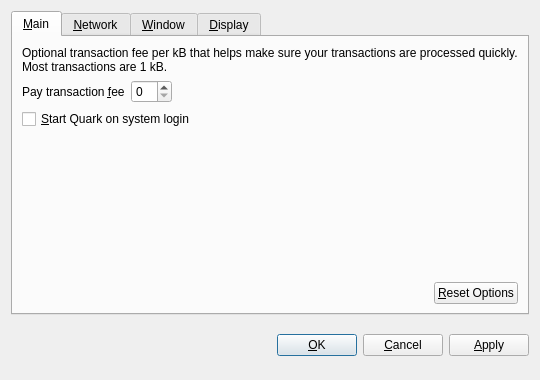
Old version of the form src/qt/forms/optionsdialog.ui in the repository BlueCoin/DiffCoin.
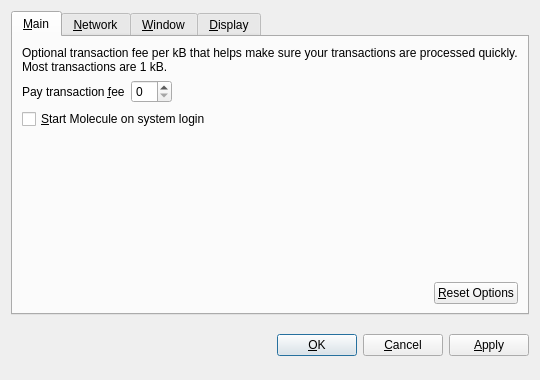
New version of the form. The open tabs and pages were chosen to show the change. Custom widgets are drawn as their Qt base class.

The edit to the form file:
```diff
--- a/src/qt/forms/optionsdialog.ui
+++ b/src/qt/forms/optionsdialog.ui
@@ -82,7 +82,7 @@
           <string>Automatically start Quark after logging in to the system.</string>
          </property>
          <property name="text">
-          <string>&amp;Start Quark on system login</string>
+          <string>&amp;Start Molecule on system login</string>
          </property>
         </widget>
        </item>
```
Left out of the diff: 10 changed lines with no effect on the pictures.
